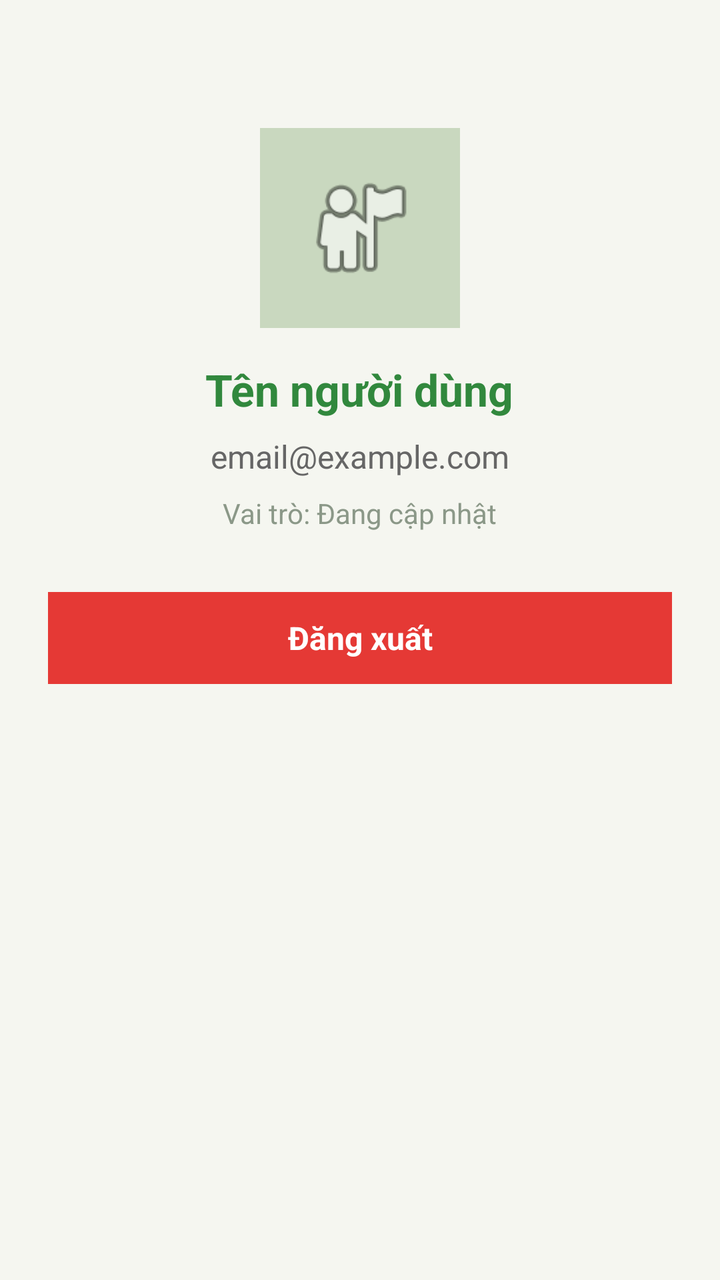
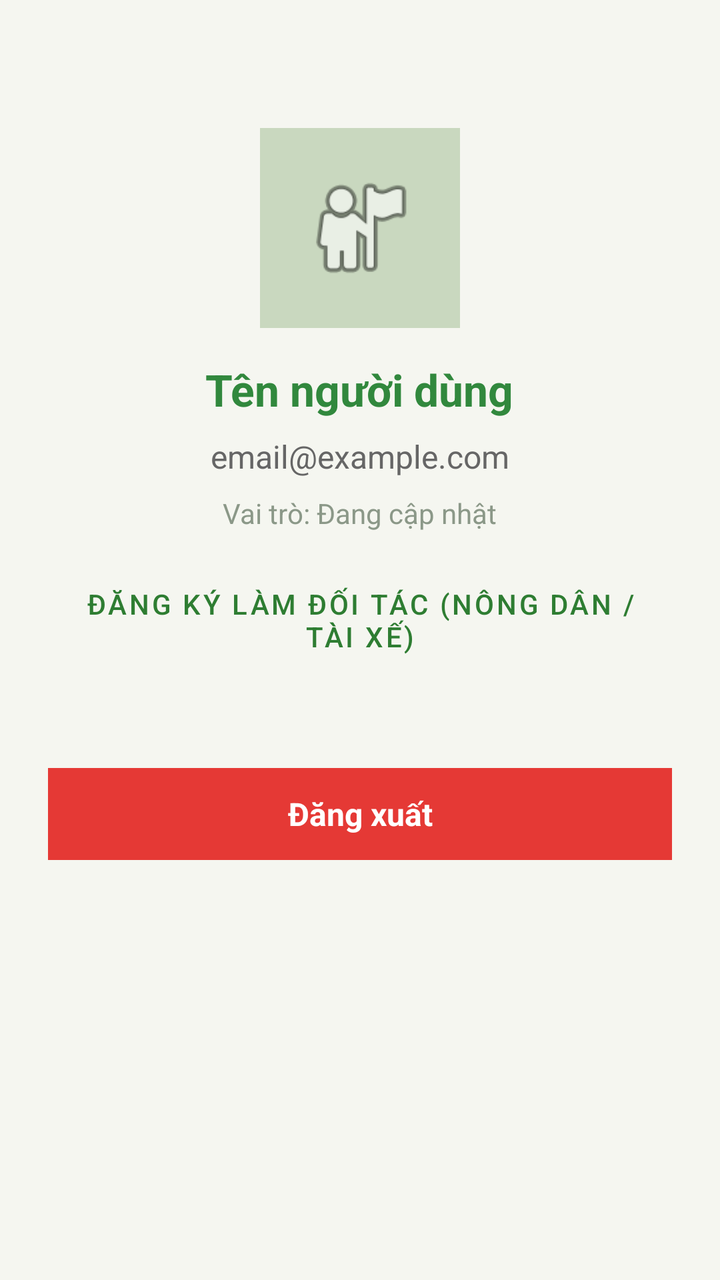

Two renders of the same Android screen: before a commit and after it. Below are the layout's source before the change and the commit's diff.
<!-- AndroidManifest.xml: application theme Theme.AgriFoodsHelper -->
<!-- res/layout/fragment_profile.xml -->
<?xml version="1.0" encoding="utf-8"?>
<LinearLayout xmlns:android="http://schemas.android.com/apk/res/android"
    android:layout_width="match_parent"
    android:layout_height="match_parent"
    android:background="#F5F6F0"
    android:gravity="center_horizontal"
    android:orientation="vertical"
    android:padding="24dp">

    
    <ImageView
        android:layout_width="100dp"
        android:layout_height="100dp"
        android:layout_marginTop="40dp"
        android:background="#C9D8BF"
        android:padding="20dp"
        android:src="@android:drawable/ic_menu_myplaces" />

    
    <TextView
        android:id="@+id/tvProfileName"
        android:layout_width="wrap_content"
        android:layout_height="wrap_content"
        android:layout_marginTop="16dp"
        android:text="Tên người dùng"
        android:textColor="#31883D"
        android:textSize="22sp"
        android:textStyle="bold" />

    
    <TextView
        android:id="@+id/tvProfileEmail"
        android:layout_width="wrap_content"
        android:layout_height="wrap_content"
        android:layout_marginTop="8dp"
        android:text="email@example.com"
        android:textColor="#666666"
        android:textSize="16sp" />

    
    <TextView
        android:id="@+id/tvProfileRole"
        android:layout_width="wrap_content"
        android:layout_height="wrap_content"
        android:layout_marginTop="8dp"
        android:text="Vai trò: Đang cập nhật"
        android:textColor="#8B9888"
        android:textSize="14sp" />

    
    
    
    <LinearLayout
        android:id="@+id/layoutAdminArea"
        android:layout_width="match_parent"
        android:layout_height="wrap_content"
        android:layout_marginTop="40dp"
        android:orientation="vertical"
        android:visibility="gone">

        <TextView
            android:layout_width="match_parent"
            android:layout_height="wrap_content"
            android:gravity="center"
            android:text="Khu vực đặc quyền dành cho Admin/Mod"
            android:textColor="#8B9888" />

        
        <TextView
            android:id="@+id/btnManageUsers"
            android:layout_width="match_parent"
            android:layout_height="50dp"
            android:layout_marginTop="16dp"
            android:background="#4CAF50"
            android:gravity="center"
            android:text="Quản lý Người dùng"
            android:textColor="#FFFFFF"
            android:textSize="16sp"
            android:textStyle="bold" />

        
        <TextView
            android:id="@+id/btnApproveCampaigns"
            android:layout_width="match_parent"
            android:layout_height="50dp"
            android:layout_marginTop="16dp"
            android:background="#4CAF50"
            android:gravity="center"
            android:text="Duyệt chiến dịch"
            android:textColor="#FFFFFF"
            android:textSize="16sp"
            android:textStyle="bold" />
    </LinearLayout>

    
    <TextView
        android:id="@+id/btnLogout"
        android:layout_width="match_parent"
        android:layout_height="46dp"
        android:layout_marginTop="30dp"
        android:background="#E53935"
        android:gravity="center"
        android:text="Đăng xuất"
        android:textColor="#FFFFFF"
        android:textSize="16sp"
        android:textStyle="bold" />

</LinearLayout>
<!-- resources referenced by this layout -->
<resources>
  <style name="Theme.AgriFoodsHelper" parent="Base.Theme.AgriFoodsHelper" />
  <style name="Base.Theme.AgriFoodsHelper" parent="Theme.Material3.DayNight.NoActionBar">
          
      </style>
</resources>

<!-- the commit's change to res/layout/fragment_profile.xml (unified diff, before → after) -->
@@ -90,8 +90,30 @@
             android:textColor="#FFFFFF"
             android:textSize="16sp"
             android:textStyle="bold" />
+        <TextView
+            android:id="@+id/btnManageRequests"
+            android:layout_width="match_parent"
+            android:layout_height="wrap_content"
+            android:padding="12dp"
+            android:layout_marginTop="16dp"
+            android:background="#4CAF50"
+            android:gravity="center"
+            android:text="Duyệt yêu cầu Đối tác"
+            android:textSize="16sp"
+            android:textColor="#FFFFFF"/>
     </LinearLayout>
 
+    <com.google.android.material.button.MaterialButton
+        android:id="@+id/btnUpgradeRole"
+        android:layout_width="match_parent"
+        android:layout_height="56dp"
+        android:layout_marginTop="16dp"
+        android:layout_marginBottom="16dp"
+        android:background="#4CAF50"
+        android:gravity="center"
+        style="@style/Widget.MaterialComponents.Button.OutlinedButton"
+        android:text="Đăng ký làm Đối tác (Nông dân / Tài xế)"
+        android:textColor="#2E7D32" />
     
     <TextView
         android:id="@+id/btnLogout"
